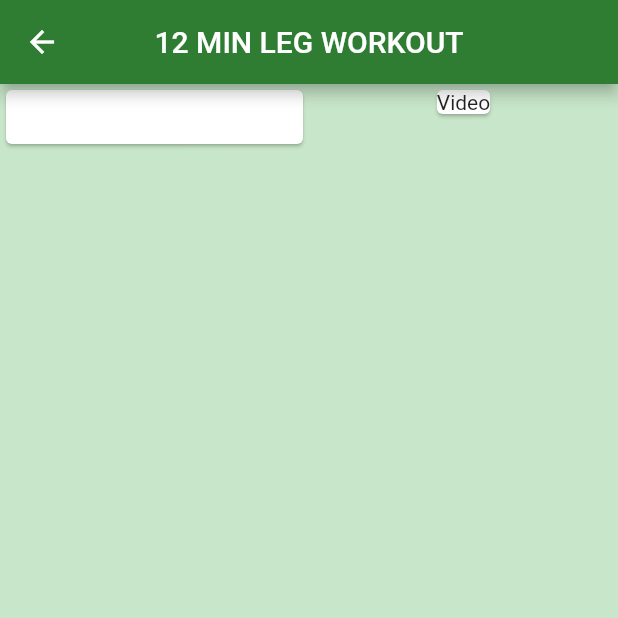
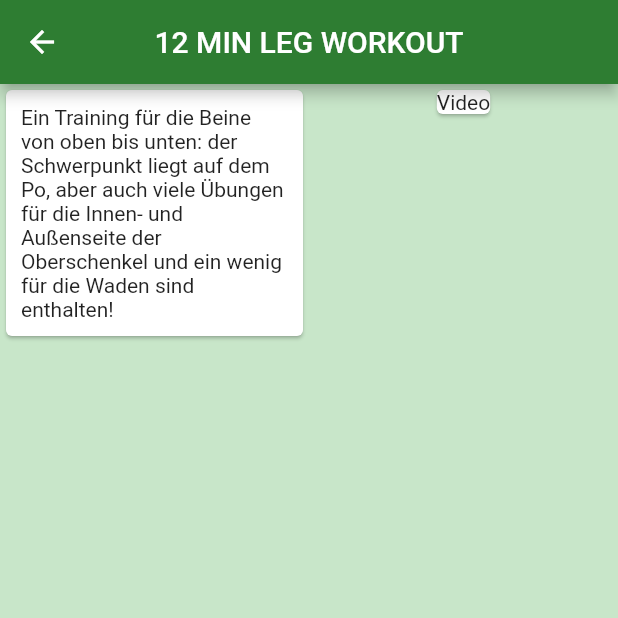
Before and after one commit to gioiapfirter/layout_widgets, a Flutter app: the WorkoutListPage screen opened by its route, after a tap on "12 MIN LEG WORKOUT", on a phone screen of 412 x 824 dp, the top half of it. Run offline on Flutter 3.47's test engine with Material 2 defaults, Android fonts, the phone set to English and light mode, and no system bars; our stand-ins replace google_fonts; network calls fail.

Commit message:
Workoutliste erstellt/fertiggestellt

```diff
--- a/lib/workout.dart
+++ b/lib/workout.dart
@@ -1,22 +1,24 @@
 class Workout {
   static List<Workout> list = [
-    Workout("5 MIN WARM UP", "jkv-RMuigaA", ""),
-    Workout("12 MIN LEG WORKOUT", "Fu_oExrPX68", ""),
-
-  ];
+    Workout("5 MIN WARM UP", "jkv-RMuigaA", "Dies kann man vor jeder Art von Training tun."),
+    Workout("20 MIN FULL BODY WARM UP","wswdAzOfU1Y", "Ein intensives Ganzkörper-Workout, das man ohne Ausrüstung durchführen kann, wo und wann man will. Es beansprucht die Muskeln des gesamten Körpers und bringt einen ganz schön ins Schwitzen." ),
+    Workout("12 MIN LEG WORKOUT", "Fu_oExrPX68", "Ein Training für die Beine von oben bis unten: der Schwerpunkt liegt auf dem Po, aber auch viele Übungen für die Innen- und Außenseite der Oberschenkel und ein wenig für die Waden sind enthalten!"),
+    Workout("10 MIN TRAINED WAIST", "AnYl6Nk9GOA", "Bei dieser Übung liegt der Schwerpunkt auf Bauchmuskelübungen, die Ihre schrägen Bauchmuskeln ansprechen. Alle möglichen Variationen von seitlichen Crunches und ein paar seitliche Planks für das ultimative Brennen. "),
+    Workout("10 MIN BACK WORKOUT", "JAuNs5FnAOU", "Es ist ein totales Rückentraining - mit Wasserflaschen, Weinflaschen, Reispackungen ... oder was immer Sie zu Hause haben!"),
+    Workout("15 MIN SEXY BACK WORKOUT", "21rjOKYgk1U", "Brauchst du einen stärkeren Rücken? Sitzt du viel? Stehst du nicht gerade? Kannst du deinen unteren Rücken beim Bauchmuskeltraining nicht auf dem Boden halten? Dann ist dies genau das Richtige für dich! "),
+    Workout("10 MIN TONED ARMS", "e_HviaEIEas", "Dieses Training wird deine Armmuskeln nicht groß und massig werden lassen. Es wird sie nur definierter machen. Dies ist eine super lustige Übung, die auf den ersten Blick einfach erscheint. Aber sie wird deine Arme zum Brennen bringen."),
+    Workout("SEXY ARMS IN 10 MIN", "QN5Nu1aeYyc", "Dies ist ein Workout für Fortgeschrittene mit Optionen für Anfänger."),
+    Workout("10 MIN KILLER SIXPACK", "vOiP3kfFlrE", "Keine Ausrüstung erforderlich, keine Pausen und kein großer Platzbedarf."),
+    Workout("10 MIN AB WORKOUT", "AnYl6Nk9GOA", "Keine Ausrüstung erforderlich, keine Pausen und kein großer Platzbedarf. "),
+    Workout("15 MIN FULL BODY WORKOUT", "F8v9SA4Ptu4", "In dieser neuen Routine trainierst du Bauch, Hintern, Arme, Rücken und Rumpf. Alles findet auf der Matte statt - nichts im Stehen / auch keine Kniebeugen oder Sprünge. Es ist sehr knieschonend und auch nachbarschaftsfreundlich!"),
+    Workout("20 MIN FULL BODY WORKOUT", "Y2eOW7XYWxc", "Ein intensives Ganzkörper-Workout, das man ohne Hilfsmittel durchführen kann, wo und wann man will."),
+    Workout("10 MIN SILENT CARDIO", "gFeEUq2624Q", "Dies ist ein superschnelles und intensives Cardio-Workout, das deine Herzfrequenz erhöht, Kalorien verbrennt und gleichzeitig deine Muskeln strafft. "),
+    Workout("12 MIN ED SHEERAN DANCE WORKOUT", "Oz8Acsb6YZs", "Tanzen zu Ed Sheeran-Liedern mit der magischsten Aussicht."),
+    Workout("15 MIN DAILY STRETCH", "_IoYLhrTBqY", "Diese 15-minütige Routine eignet sich perfekt für den täglichen Gebrauch, um sicherzustellen, dass deine Muskeln und Gelenke nicht zu steif sind, weil du den ganzen Tag sitzt oder viel trainierst. Dies hilft, deine Mobilität und Flexibilität zu erhöhen. ")
 
 
 
-
-
-
-
-
-
-
-
-
-
+  ];
 
 
 
```
